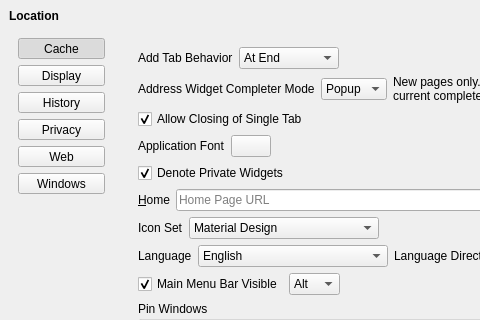
Old version of the form UI/dooble_settings.ui in the repository textbrowser/dooble; both pictures show x 0 to 480 and y 0 to 320 of the 800 by 600 pixel window.
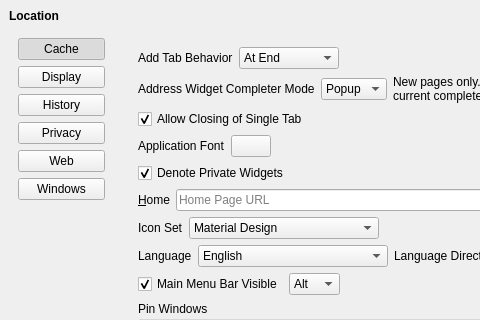
New version of the form. The open tabs and pages were chosen to show the change. Icons and pictures are not drawn.

```diff
--- a/UI/dooble_settings.ui
+++ b/UI/dooble_settings.ui
@@ -71,7 +71,7 @@
          </property>
          <layout class="QVBoxLayout" name="verticalLayout">
           <item>
-           <widget class="QToolButton" name="cache">
+           <widget class="QPushButton" name="cache">
             <property name="sizePolicy">
              <sizepolicy hsizetype="Preferred" vsizetype="Preferred">
               <horstretch>0</horstretch>
@@ -83,8 +83,8 @@
             </property>
             <property name="iconSize">
              <size>
-              <width>64</width>
-              <height>64</height>
+              <width>32</width>
+              <height>32</height>
              </size>
             </property>
             <property name="checkable">
@@ -93,13 +93,10 @@
             <property name="checked">
              <bool>true</bool>
             </property>
-            <property name="toolButtonStyle">
-             <enum>Qt::ToolButtonTextUnderIcon</enum>
-            </property>
            </widget>
           </item>
           <item>
-           <widget class="QToolButton" name="display">
+           <widget class="QPushButton" name="display">
             <property name="sizePolicy">
              <sizepolicy hsizetype="Preferred" vsizetype="Preferred">
               <horstretch>0</horstretch>
@@ -111,20 +108,17 @@
             </property>
             <property name="iconSize">
              <size>
-              <width>64</width>
-              <height>64</height>
+              <width>32</width>
+              <height>32</height>
              </size>
             </property>
             <property name="checkable">
              <bool>true</bool>
             </property>
-            <property name="toolButtonStyle">
-             <enum>Qt::ToolButtonTextUnderIcon</enum>
-            </property>
            </widget>
           </item>
           <item>
-           <widget class="QToolButton" name="history">
+           <widget class="QPushButton" name="history">
             <property name="sizePolicy">
              <sizepolicy hsizetype="Preferred" vsizetype="Preferred">
               <horstretch>0</horstretch>
@@ -136,20 +130,17 @@
             </property>
             <property name="iconSize">
              <size>
-              <width>64</width>
-              <height>64</height>
+              <width>32</width>
+              <height>32</height>
              </size>
             </property>
             <property name="checkable">
              <bool>true</bool>
             </property>
-            <property name="toolButtonStyle">
-             <enum>Qt::ToolButtonTextUnderIcon</enum>
-            </property>
            </widget>
           </item>
           <item>
-           <widget class="QToolButton" name="privacy">
+           <widget class="QPushButton" name="privacy">
             <property name="sizePolicy">
              <sizepolicy hsizetype="Preferred" vsizetype="Preferred">
               <horstretch>0</horstretch>
@@ -161,20 +152,17 @@
             </property>
             <property name="iconSize">
              <size>
-              <width>64</width>
-              <height>64</height>
+              <width>32</width>
+              <height>32</height>
              </size>
             </property>
             <property name="checkable">
              <bool>true</bool>
             </property>
-            <property name="toolButtonStyle">
-             <enum>Qt::ToolButtonTextUnderIcon</enum>
-            </property>
            </widget>
           </item>
           <item>
-           <widget class="QToolButton" name="web">
+           <widget class="QPushButton" name="web">
             <property name="sizePolicy">
              <sizepolicy hsizetype="Preferred" vsizetype="Preferred">
               <horstretch>0</horstretch>
@@ -186,20 +174,17 @@
             </property>
             <property name="iconSize">
              <size>
-              <width>64</width>
-              <height>64</height>
+              <width>32</width>
+              <height>32</height>
              </size>
             </property>
             <property name="checkable">
              <bool>true</bool>
             </property>
-            <property name="toolButtonStyle">
-             <enum>Qt::ToolButtonTextUnderIcon</enum>
-            </property>
            </widget>
           </item>
           <item>
-           <widget class="QToolButton" name="windows">
+           <widget class="QPushButton" name="windows">
             <property name="sizePolicy">
              <sizepolicy hsizetype="Preferred" vsizetype="Preferred">
               <horstretch>0</horstretch>
@@ -211,16 +196,13 @@
             </property>
             <property name="iconSize">
              <size>
-              <width>64</width>
-              <height>64</height>
+              <width>32</width>
+              <height>32</height>
              </size>
             </property>
             <property name="checkable">
              <bool>true</bool>
             </property>
-            <property name="toolButtonStyle">
-             <enum>Qt::ToolButtonTextUnderIcon</enum>
-            </property>
            </widget>
           </item>
           <item>
```
Left out of the diff: 4 changed lines with no effect on the pictures.
